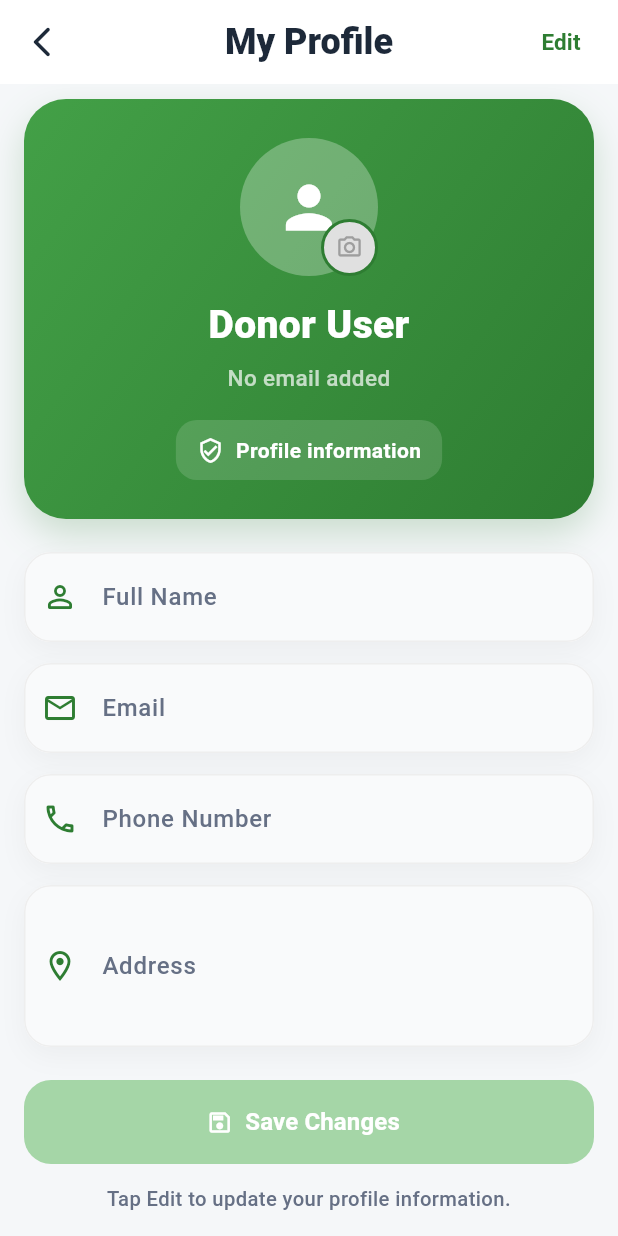
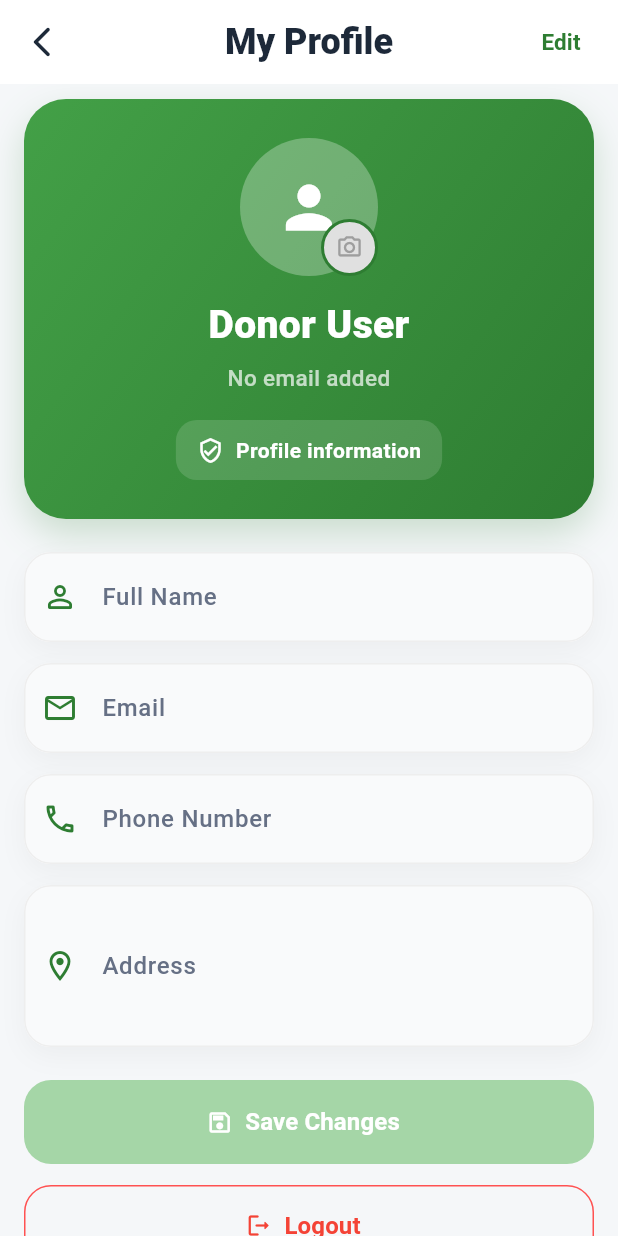
Before and after one commit to siamahmed0011/food_waste_app, a Flutter app: the DonorProfileScreen screen opened directly, on a phone screen of 412 x 824 dp. Run offline on Flutter 3.47's test engine with Material 3 defaults, Android fonts, the phone set to English and light mode, and no system bars; our stand-ins replace cloud_firestore, firebase_auth, firebase_core, image_picker, shared_preferences; accounts and stored records are empty.

Commit message:
added profile UI and logout feature

```diff
--- a/lib/screens/auth/donor_profile_screen.dart
+++ b/lib/screens/auth/donor_profile_screen.dart
@@ -3,6 +3,7 @@ import 'dart:io';
 import 'package:flutter/material.dart';
 import 'package:image_picker/image_picker.dart';
 import 'package:shared_preferences/shared_preferences.dart';
+import 'welcome_screen.dart';
 
 class DonorProfileScreen extends StatefulWidget {
   const DonorProfileScreen({super.key});
@@ -98,6 +99,52 @@ class _DonorProfileScreenState extends State<DonorProfileScreen> {
   Future<void> _onSave() async {
     if (_formKey.currentState!.validate()) {
       await _saveProfileData();
+    }
+  }
+
+  Future<void> _logout() async {
+    final shouldLogout = await showDialog<bool>(
+      context: context,
+      builder: (context) {
+        return AlertDialog(
+          shape: RoundedRectangleBorder(
+            borderRadius: BorderRadius.circular(18),
+          ),
+          title: const Text(
+            'Logout',
+            style: TextStyle(fontWeight: FontWeight.w700),
+          ),
+          content: const Text(
+            'Are you sure you want to logout from your account?',
+          ),
+          actions: [
+            TextButton(
+              onPressed: () => Navigator.pop(context, false),
+              child: const Text('Cancel', style: TextStyle(color: Colors.grey)),
+            ),
+            ElevatedButton(
+              onPressed: () => Navigator.pop(context, true),
+              style: ElevatedButton.styleFrom(
+                backgroundColor: const Color.fromARGB(255, 49, 218, 52),
+                foregroundColor: Colors.white,
+                elevation: 0,
+                shape: RoundedRectangleBorder(
+                  borderRadius: BorderRadius.circular(12),
+                ),
+              ),
+              child: const Text('Logout'),
+            ),
+          ],
+        );
+      },
+    );
+
+    if (shouldLogout == true && mounted) {
+      Navigator.pushAndRemoveUntil(
+        context,
+        MaterialPageRoute(builder: (_) => const WelcomeScreen()),
+        (route) => false,
+      );
     }
   }
 
@@ -445,6 +492,28 @@ class _DonorProfileScreenState extends State<DonorProfileScreen> {
                   ),
                 ),
                 const SizedBox(height: 14),
+                SizedBox(
+                  width: double.infinity,
+                  height: 54,
+                  child: OutlinedButton.icon(
+                    onPressed: _logout,
+                    icon: const Icon(Icons.logout_rounded),
+                    label: const Text(
+                      'Logout',
+                      style: TextStyle(
+                        fontSize: 16,
+                        fontWeight: FontWeight.w700,
+                      ),
+                    ),
+                    style: OutlinedButton.styleFrom(
+                      foregroundColor: Colors.red,
+                      side: const BorderSide(color: Colors.redAccent),
+                      shape: RoundedRectangleBorder(
+                        borderRadius: BorderRadius.circular(18),
+                      ),
+                    ),
+                  ),
+                ),
                 Text(
                   _isEditing
                       ? 'You can now update your information and save it.'
```
